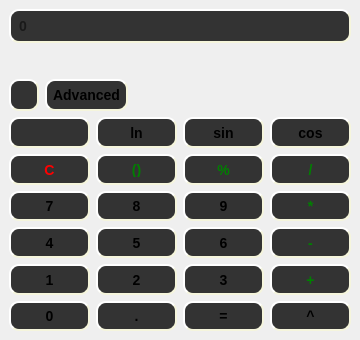
The window that calculator.ui (Hov1122/QtCalculator) describes before a commit, drawn with Qt 5.
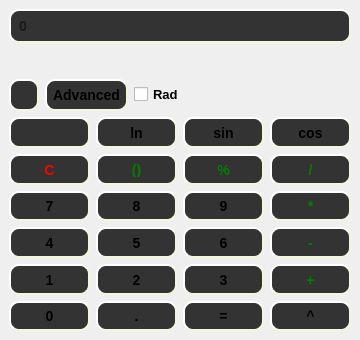
The same window after the commit. Icons and pictures are not drawn.

Commit message: now user can input e and pi as special characters. added radian/degree functionality. code optimisation

The edit to the form file:
```diff
--- a/calculator.ui
+++ b/calculator.ui
@@ -58,7 +58,7 @@
   <widget class="QWidget" name="centralwidget">
    <property name="minimumSize">
     <size>
-     <width>200</width>
+     <width>250</width>
      <height>300</height>
     </size>
    </property>
@@ -216,6 +216,32 @@
           </property>
          </widget>
         </item>
+        <item>
+         <widget class="QCheckBox" name="radDeg">
+          <property name="sizePolicy">
+           <sizepolicy hsizetype="Minimum" vsizetype="Fixed">
+            <horstretch>0</horstretch>
+            <verstretch>0</verstretch>
+           </sizepolicy>
+          </property>
+          <property name="maximumSize">
+           <size>
+            <width>45</width>
+            <height>16777215</height>
+           </size>
+          </property>
+          <property name="font">
+           <font>
+            <pointsize>10</pointsize>
+            <weight>75</weight>
+            <bold>true</bold>
+           </font>
+          </property>
+          <property name="text">
+           <string>Rad</string>
+          </property>
+         </widget>
+        </item>
         <item>
          <spacer name="horizontalSpacer">
           <property name="orientation">
@@ -226,8 +252,8 @@
           </property>
           <property name="sizeHint" stdset="0">
            <size>
-            <width>40</width>
-            <height>20</height>
+            <width>20</width>
+            <height>0</height>
            </size>
           </property>
          </spacer>
```
Left out of the diff: 8 changed lines with no effect on the pictures. The commit also changes 2 other files.
